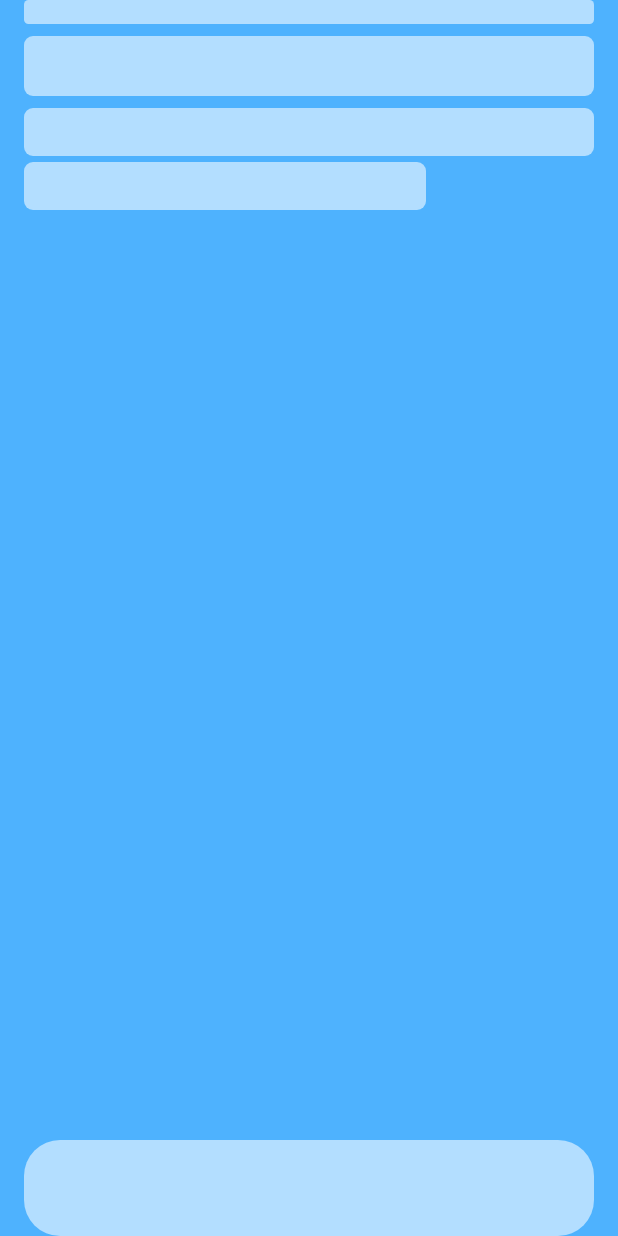
After one commit to grigorashpavel/Walking, an Android app: the layout banner_shimmer_layout.xml on its own in the app's theme, with its tools: preview values and no code run, on a phone screen of 412 x 824 dp. The commit adds this screen. Run offline under Robolectric (Android 15) with nearby library versions, the phone set to English and light mode, and no system bars.

Commit message:
feature: добавлены шиммеры

```diff
--- /dev/null
+++ b/common/src/main/kotlin/ru/pasha/common/ShimmerFrameLayout.kt
@@ -0,0 +1,51 @@
+package ru.pasha.common
+
+import android.content.Context
+import android.util.AttributeSet
+import android.view.View
+import android.widget.FrameLayout
+import ru.pasha.common.extensions.dpToPxF
+
+class ShimmerFrameLayout @JvmOverloads constructor(
+    context: Context,
+    attrs: AttributeSet? = null,
+    defStyleAttr: Int = 0
+) : FrameLayout(context, attrs, defStyleAttr) {
+
+    private var autoStart: Boolean = true
+
+    init {
+        context.obtainStyledAttributes(attrs, R.styleable.ShimmerFrameLayout).apply {
+            autoStart = getBoolean(
+                R.styleable.ShimmerFrameLayout_shimmerAutoStart, true
+            )
+            recycle()
+        }
+
+        elevation = 4.dpToPxF
+    }
+
+    override fun onAttachedToWindow() {
+        super.onAttachedToWindow()
+        if (autoStart) { startShimmer() }
+    }
+
+    fun startShimmer() {
+        forEachChild { if (it is ShimmerView) it.startShimmer() }
+    }
+
+    fun stopShimmer() {
+        forEachChild { if (it is ShimmerView) it.stopShimmer() }
+    }
+
+    private inline fun forEachChild(action: (View) -> Unit) {
+        for (i in 0..<childCount) {
+            action(getChildAt(i))
+        }
+    }
+
+    override fun onDetachedFromWindow() {
+        super.onDetachedFromWindow()
+        stopShimmer()
+    }
+}
--- /dev/null
+++ b/common/src/main/kotlin/ru/pasha/common/ShimmerView.kt
@@ -0,0 +1,153 @@
+package ru.pasha.common
+
+import android.animation.ValueAnimator
+import android.content.Context
+import android.graphics.BlurMaskFilter
+import android.graphics.Canvas
+import android.graphics.Color
+import android.graphics.LinearGradient
+import android.graphics.Matrix
+import android.graphics.Paint
+import android.graphics.Shader
+import android.util.AttributeSet
+import android.view.View
+import android.view.animation.LinearInterpolator
+import ru.pasha.common.extensions.dpToPxF
+import kotlin.math.cos
+import kotlin.math.max
+import kotlin.math.min
+import kotlin.math.sin
+
+class ShimmerView @JvmOverloads constructor(
+    context: Context,
+    attrs: AttributeSet? = null,
+    defStyleAttr: Int = 0
+) : View(context, attrs, defStyleAttr) {
+
+    private val paint = Paint(Paint.ANTI_ALIAS_FLAG)
+    private val backgroundPaint = Paint(Paint.ANTI_ALIAS_FLAG)
+    private var animator: ValueAnimator? = null
+    private val gradientMatrix = Matrix()
+    private var gradient: LinearGradient? = null
+
+    private var tickDuration = 1500L
+    private var angle: Float = 40f
+
+    private var shimmerColor: Int = Color.RED
+    private var shimmerIntensity: Float = 0.3f
+
+    private var cornerRadius = 0f
+
+    init {
+        context.obtainStyledAttributes(attrs, R.styleable.ShimmerView).apply {
+            shimmerColor = getColor(R.styleable.ShimmerView_shimmerColor, shimmerColor)
+            shimmerIntensity = getFloat(R.styleable.ShimmerView_shimmerIntensity, shimmerIntensity)
+            angle = getFloat(R.styleable.ShimmerView_angle, angle)
+            cornerRadius = getDimension(R.styleable.ShimmerView_cornerRadius, cornerRadius).dpToPxF
+            recycle()
+        }
+
+        backgroundPaint.color = shimmerColor
+    }
+
+    @Suppress("MagicNumber")
+    override fun onSizeChanged(w: Int, h: Int, oldw: Int, oldh: Int) {
+        super.onSizeChanged(w, h, oldw, oldh)
+
+        val (dx, dy) = calculateDirectionVector()
+
+        val baseHsv = FloatArray(3)
+        Color.colorToHSV(shimmerColor, baseHsv)
+        baseHsv.apply { this[1] = max(0f, this[1] - SATURATION_SCALE) }
+        val shimmerHsv = baseHsv.copyOf().apply {
+            this[2] = min(1f, this[2] + shimmerIntensity)
+        }
+        val mainShimmerColor = Color.HSVToColor(shimmerHsv)
+
+        val colors = intArrayOf(
+            Color.TRANSPARENT,
+            adjustAlpha(mainShimmerColor, 0.4f),
+            adjustAlpha(mainShimmerColor, 0.8f),
+            adjustAlpha(mainShimmerColor, 0.4f),
+            Color.TRANSPARENT
+        )
+        val positions = floatArrayOf(0f, 0.3f, 0.5f, 0.7f, 1f)
+
+        gradient = LinearGradient(
+            -w * 0.5f, 0f, w * 0.5f, 0f,
+            colors,
+            positions,
+            Shader.TileMode.CLAMP
+        ).apply {
+            gradientMatrix.setRotate(angle)
+            setLocalMatrix(gradientMatrix)
+        }
+
+        paint.shader = gradient
+        paint.maskFilter = BlurMaskFilter(BLUR_RADIUS, BlurMaskFilter.Blur.INNER)
+
+        setupAnimator(w, h, dx, dy)
+    }
+
+    override fun onDraw(canvas: Canvas) {
+        canvas.drawRoundRect(0f, 0f, width.toFloat(), height.toFloat(), cornerRadius, cornerRadius, backgroundPaint)
+        canvas.drawRoundRect(0f, 0f, width.toFloat(), height.toFloat(), cornerRadius, cornerRadius, paint)
+    }
+
+    override fun onDetachedFromWindow() {
+        stopShimmer()
+        super.onDetachedFromWindow()
+    }
+
+    fun startShimmer() {
+        animator?.start()
+    }
+
+    fun stopShimmer() {
+        animator?.cancel()
+    }
+
+    private fun setupAnimator(w: Int, h: Int, dx: Float, dy: Float) {
+        animator?.cancel()
+
+        animator = ValueAnimator.ofFloat(0f, 1f).apply {
+            duration = tickDuration
+            repeatCount = ValueAnimator.INFINITE
+            interpolator = LinearInterpolator()
+
+            addUpdateListener {
+                val progress = it.animatedValue as Float
+                gradientMatrix.setTranslate(
+                    -w + progress * (w + dx),
+                    progress * dy
+                )
+                gradient?.setLocalMatrix(gradientMatrix)
+                invalidate()
+            }
+            start()
+        }
+    }
+
+    private fun calculateDirectionVector(): Pair<Float, Float> {
+        val radians = Math.toRadians(angle.toDouble())
+        return Pair(
+            (width * 2 * cos(radians)).toFloat(),
+            (width * 2 * sin(radians)).toFloat()
+        )
+    }
+
+    private fun adjustAlpha(color: Int, alphaFactor: Float): Int {
+        val alpha = (Color.alpha(color) * alphaFactor).toInt()
+        return Color.argb(
+            alpha,
+            Color.red(color),
+            Color.green(color),
+            Color.blue(color)
+        )
+    }
+
+    private companion object {
+        const val SATURATION_SCALE = .3f
+        const val BLUR_RADIUS = 20f
+    }
+}
--- a/common/src/main/res/values/attrs.xml
+++ b/common/src/main/res/values/attrs.xml
@@ -32,4 +32,22 @@
         <attr name="buttonBackgroundColor" format="reference|color" />
         <attr name="buttonTextColor" format="reference|color" />
     </declare-styleable>
+
+    <declare-styleable name="ShimmerView">
+        <attr name="shimmerColor" format="color|reference" />
+        <attr name="shimmerIntensity" format="float" />
+        <attr name="angle" format="integer" />
+
+        <attr name="shapeType" format="enum">
+            <enum name="rectangle" value="0" />
+            <enum name="oval" value="1" />
+            <enum name="circle" value="2" />
+        </attr>
+        <attr name="cornerRadius" format="dimension" />
+    </declare-styleable>
+
+    <declare-styleable name="ShimmerFrameLayout">
+        <attr name="shimmerAutoStart" format="boolean" />
+    </declare-styleable>
+
 </resources>
--- a/common/src/main/res/values/themes.xml
+++ b/common/src/main/res/values/themes.xml
@@ -40,14 +40,13 @@
     <style name="Theme.Walking.Button" parent="Widget.AppCompat.Button">
         <item name="android:layout_width">match_parent</item>
         <item name="android:layout_height">wrap_content</item>
-        <item name="minHeight">64dp</item>
+        <item name="android:minHeight">64dp</item>
         <item name="android:textAppearance">@style/TextAppearance.AppCompat.Headline</item>
         <item name="android:background">@drawable/rounded_button</item>
         <item name="backgroundTint">?attr/buttonBackgroundColor</item>
         <item name="android:textColor">?attr/buttonTextColor</item>
         <item name="android:paddingVertical">12dp</item>
         <item name="android:paddingHorizontal">24dp</item>
-        <item name="android:elevation">2dp</item>
     </style>
 
 </resources>
--- a/feature-banner/src/main/kotlin/ru/pasha/feature/banner/internal/presentation/BannerFragment.kt
+++ b/feature-banner/src/main/kotlin/ru/pasha/feature/banner/internal/presentation/BannerFragment.kt
@@ -1,15 +1,18 @@
 package ru.pasha.feature.banner.internal.presentation
 
+import android.animation.ObjectAnimator
 import android.os.Bundle
 import android.view.LayoutInflater
 import android.view.View
 import android.view.ViewGroup
 import android.view.ViewGroup.MarginLayoutParams
+import androidx.core.animation.doOnEnd
 import androidx.core.view.WindowInsetsCompat
 import androidx.core.view.isInvisible
 import androidx.core.view.isVisible
 import androidx.core.view.updateLayoutParams
 import androidx.core.view.updateMargins
+import androidx.core.view.updatePadding
 import androidx.lifecycle.lifecycleScope
 import androidx.viewpager2.widget.ViewPager2
 import com.google.android.material.snackbar.Snackbar
@@ -58,6 +61,8 @@ internal class BannerFragment @Inject constructor(
             binding.bannerProgressIndicator.isVisible = false
             binding.bannerPager.isVisible = false
         }
+        renderShimmer(viewState)
+
         when (viewState) {
             is BannerViewState.Loading -> {}
             is BannerViewState.Success -> with(binding) {
@@ -68,7 +73,7 @@ internal class BannerFragment @Inject constructor(
 
                 adapter.submitList(viewState.banners)
                 bannerProgressIndicator.setCount(viewState.banners.size)
-                bannersButton.setText(viewState.buttonText)
+                bannerButton.setText(viewState.buttonText)
             }
 
             is BannerViewState.Error -> {}
@@ -122,6 +127,23 @@ internal class BannerFragment @Inject constructor(
         }
     }
 
+    private fun renderShimmer(viewState: BannerViewState) {
+        if (viewState is BannerViewState.Loading) {
+            binding.bannerShimmer.root.isVisible = true
+        } else {
+            binding.bannerShimmer.root.safeAnimate {
+                ObjectAnimator
+                    .ofFloat(binding.bannerShimmer.root, View.ALPHA, 1f, 0f).apply {
+                        duration = SHIMMER_HIDING_DURATION
+                        doOnEnd {
+                            binding.bannerShimmer.root.stopShimmer()
+                            binding.bannerShimmer.root.isVisible = false
+                        }
+                    }
+            }
+        }
+    }
+
     private fun resetAutoScroll() {
         cancelAutoScroll()
         startAutoScroll()
@@ -134,15 +156,20 @@ internal class BannerFragment @Inject constructor(
     private fun applyInsets(insets: WindowInsetsCompat) {
         val barsInsets = insets.getInsets(WindowInsetsCompat.Type.systemBars())
 
+        val top = barsInsets.top + 8.dpToPx
+        val bottom = barsInsets.bottom + 8.dpToPx
+
         binding.bannerProgressIndicator.updateLayoutParams<MarginLayoutParams> {
-            updateMargins(top = barsInsets.top + 8.dpToPx)
+            updateMargins(top = top)
         }
-        binding.bannersButton.updateLayoutParams<MarginLayoutParams> {
-            updateMargins(bottom = barsInsets.bottom + 8.dpToPx)
+        binding.bannerButton.updateLayoutParams<MarginLayoutParams> {
+            updateMargins(bottom = bottom)
         }
+        binding.bannerShimmer.root.updatePadding(top = top, bottom = bottom)
     }
 
     private companion object {
         const val BANNER_VISIBILITY_DURATION = 5000L
+        const val SHIMMER_HIDING_DURATION = 1000L
     }
 }
--- a/feature-banner/src/main/res/layout/banner_fragment.xml
+++ b/feature-banner/src/main/res/layout/banner_fragment.xml
@@ -30,7 +30,7 @@
         android:id="@+id/bannerProgressIndicator"
         style="@style/Theme.Walking.PageProgressIndicator"
         android:layout_width="0dp"
-        android:layout_height="wrap_content"
+        android:layout_height="@dimen/walking_app_banner_progress_indicator_height"
         android:layout_margin="16dp"
         android:alpha="0.7"
         app:layout_constraintEnd_toEndOf="parent"
@@ -38,7 +38,7 @@
         app:layout_constraintTop_toTopOf="parent" />
 
     <androidx.appcompat.widget.AppCompatButton
-        android:id="@+id/bannersButton"
+        android:id="@+id/bannerButton"
         style="@style/Theme.Walking.Button"
         android:layout_width="0dp"
         android:layout_height="wrap_content"
@@ -48,4 +48,8 @@
         app:layout_constraintStart_toStartOf="parent"
         tools:text="Текст кнопки" />
 
+    <include
+        android:id="@+id/bannerShimmer"
+        layout="@layout/banner_shimmer_layout" />
+
 </androidx.constraintlayout.widget.ConstraintLayout>
--- /dev/null
+++ b/feature-banner/src/main/res/layout/banner_shimmer_layout.xml
@@ -0,0 +1,77 @@
+<?xml version="1.0" encoding="utf-8"?>
+<ru.pasha.common.ShimmerFrameLayout xmlns:android="http://schemas.android.com/apk/res/android"
+    xmlns:app="http://schemas.android.com/apk/res-auto"
+    android:layout_width="match_parent"
+    android:background="?attr/walking_app_color_default_300"
+    android:layout_height="match_parent">
+
+    <androidx.constraintlayout.widget.ConstraintLayout
+        android:layout_width="match_parent"
+        android:layout_height="match_parent">
+
+        <ru.pasha.common.ShimmerView
+            android:id="@+id/bannerProgressIndicatorShimmer"
+            android:layout_width="0dp"
+            android:layout_height="@dimen/walking_app_banner_progress_indicator_height"
+            android:layout_marginHorizontal="16dp"
+            app:cornerRadius="2dp"
+            app:shimmerColor="?attr/walking_app_color_default_100"
+            app:layout_constraintEnd_toEndOf="parent"
+            app:layout_constraintStart_toStartOf="parent"
+            app:layout_constraintTop_toTopOf="parent"
+            app:shapeType="rectangle" />
+
+        <ru.pasha.common.ShimmerView
+            android:id="@+id/bannerTitleShimmer"
+            android:layout_width="0dp"
+            app:shimmerColor="?attr/walking_app_color_default_100"
+            android:layout_height="40sp"
+            android:layout_marginHorizontal="@dimen/walking_app_banner_text_horizontal_margin"
+            android:layout_marginTop="8dp"
+            app:cornerRadius="4dp"
+            app:layout_constraintEnd_toEndOf="parent"
+            app:layout_constraintTop_toBottomOf="@id/bannerProgressIndicatorShimmer"
+            app:layout_constraintStart_toStartOf="parent"
+            app:shapeType="rectangle" />
+
+        <ru.pasha.common.ShimmerView
+            android:id="@+id/bannerSubtitleShimmer1"
+            android:layout_width="0dp"
+            android:layout_height="32sp"
+            app:shimmerColor="?attr/walking_app_color_default_100"
+            android:layout_marginHorizontal="@dimen/walking_app_banner_text_horizontal_margin"
+            android:layout_marginTop="8dp"
+            app:cornerRadius="4dp"
+            app:layout_constraintEnd_toEndOf="parent"
+            app:layout_constraintStart_toStartOf="parent"
+            app:layout_constraintTop_toBottomOf="@id/bannerTitleShimmer"
+            app:shapeType="rectangle" />
+
+        <ru.pasha.common.ShimmerView
+            android:id="@+id/bannerSubtitleShimmer2"
+            android:layout_width="0dp"
+            android:layout_height="32sp"
+            android:layout_marginStart="@dimen/walking_app_banner_text_horizontal_margin"
+            android:layout_marginTop="4dp"
+            android:layout_marginEnd="128dp"
+            app:cornerRadius="4dp"
+            app:shimmerColor="?attr/walking_app_color_default_100"
+            app:layout_constraintEnd_toEndOf="parent"
+            app:layout_constraintStart_toStartOf="parent"
+            app:layout_constraintTop_toBottomOf="@id/bannerSubtitleShimmer1"
+            app:shapeType="rectangle" />
+
+        <ru.pasha.common.ShimmerView
+            android:id="@+id/bannerButtonShimmer"
+            android:layout_width="0dp"
+            app:shimmerColor="?attr/walking_app_color_default_100"
+            android:layout_height="64dp"
+            android:layout_marginHorizontal="16dp"
+            app:cornerRadius="16dp"
+            app:layout_constraintBottom_toBottomOf="parent"
+            app:layout_constraintEnd_toEndOf="parent"
+            app:layout_constraintStart_toStartOf="parent"
+            app:shapeType="rectangle" />
+    </androidx.constraintlayout.widget.ConstraintLayout>
+
+</ru.pasha.common.ShimmerFrameLayout>
--- a/feature-banner/src/main/res/layout/item_banner.xml
+++ b/feature-banner/src/main/res/layout/item_banner.xml
@@ -19,8 +19,8 @@
         android:id="@+id/bannerItemTextContainer"
         android:layout_width="match_parent"
         android:layout_height="wrap_content"
-        android:layout_marginHorizontal="16dp"
-        android:layout_marginTop="48dp"
+        android:layout_marginHorizontal="@dimen/walking_app_banner_text_horizontal_margin"
+        android:layout_marginTop="@dimen/walking_app_banner_title_top_margin"
         android:orientation="vertical"
         app:layout_constraintStart_toStartOf="parent"
         app:layout_constraintTop_toTopOf="parent">
--- /dev/null
+++ b/feature-banner/src/main/res/values/dimens.xml
@@ -0,0 +1,6 @@
+<?xml version="1.0" encoding="utf-8"?>
+<resources>
+    <dimen name="walking_app_banner_progress_indicator_height">16dp</dimen>
+    <dimen name="walking_app_banner_title_top_margin">48dp</dimen>
+    <dimen name="walking_app_banner_text_horizontal_margin">16dp</dimen>
+</resources>
```
